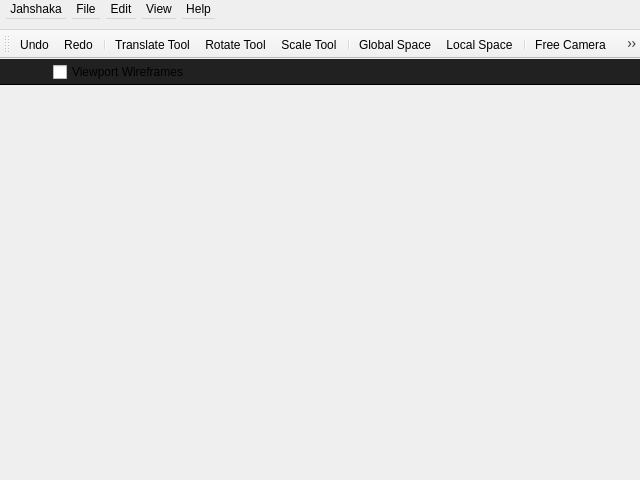
This is src/mainwindow.ui in jahshaka/Studio as Qt 5 draws it before an edit. The edited form follows.
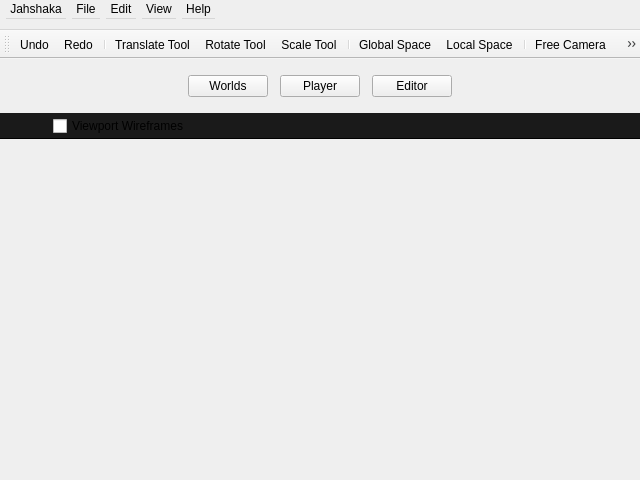
This is the edited form. Icons and pictures are not drawn.

Commit message: Initial start of refactor/implementation of and for global app header

The edit to the form file:
```diff
--- a/src/mainwindow.ui
+++ b/src/mainwindow.ui
@@ -21,7 +21,22 @@
    <double>1.000000000000000</double>
   </property>
   <property name="styleSheet">
-   <string notr="true">QTabWidget {
+   <string notr="true">#header {
+	background: #111;
+	border-bottom: 1px solid black;
+}
+
+#worlds_menu, #player_menu, #editor_menu {
+	font-size: 17px;
+	padding: 12px;
+	border-bottom-width: 4px;
+	border-bottom-style: solid;
+	border-color: #111;
+	border-radius: 0px;
+	background: transparent;
+}
+
+QTabWidget {
 
 }
 
@@ -522,6 +537,130 @@
     <property name="bottomMargin">
      <number>0</number>
     </property>
+    <property name="spacing">
+     <number>0</number>
+    </property>
+    <item row="0" column="0">
+     <widget class="QWidget" name="header" native="true">
+      <property name="sizePolicy">
+       <sizepolicy hsizetype="Preferred" vsizetype="Fixed">
+        <horstretch>0</horstretch>
+        <verstretch>0</verstretch>
+       </sizepolicy>
+      </property>
+      <property name="minimumSize">
+       <size>
+        <width>0</width>
+        <height>54</height>
+       </size>
+      </property>
+      <property name="maximumSize">
+       <size>
+        <width>16777215</width>
+        <height>16777215</height>
+       </size>
+      </property>
+      <property name="styleSheet">
+       <string notr="true"/>
+      </property>
+      <layout class="QHBoxLayout" name="horizontalLayout_2" stretch="0,0,0,0,0">
+       <property name="spacing">
+        <number>12</number>
+       </property>
+       <property name="leftMargin">
+        <number>0</number>
+       </property>
+       <property name="topMargin">
+        <number>0</number>
+       </property>
+       <property name="rightMargin">
+        <number>0</number>
+       </property>
+       <property name="bottomMargin">
+        <number>0</number>
+       </property>
+       <item>
+        <spacer name="horizontalSpacer_2">
+         <property name="orientation">
+          <enum>Qt::Horizontal</enum>
+         </property>
+         <property name="sizeHint" stdset="0">
+          <size>
+           <width>40</width>
+           <height>20</height>
+          </size>
+         </property>
+        </spacer>
+       </item>
+       <item>
+        <widget class="QPushButton" name="worlds_menu">
+         <property name="cursor">
+          <cursorShape>PointingHandCursor</cursorShape>
+         </property>
+         <property name="text">
+          <string>Worlds</string>
+         </property>
+        </widget>
+       </item>
+       <item>
+        <widget class="QPushButton" name="player_menu">
+         <property name="cursor">
+          <cursorShape>PointingHandCursor</cursorShape>
+         </property>
+         <property name="text">
+          <string>Player</string>
+         </property>
+        </widget>
+       </item>
+       <item>
+        <widget class="QPushButton" name="editor_menu">
+         <property name="cursor">
+          <cursorShape>PointingHandCursor</cursorShape>
+         </property>
+         <property name="text">
+          <string>Editor</string>
+         </property>
+        </widget>
+       </item>
+       <item>
+        <spacer name="horizontalSpacer_4">
+         <property name="orientation">
+          <enum>Qt::Horizontal</enum>
+         </property>
+         <property name="sizeHint" stdset="0">
+          <size>
+           <width>40</width>
+           <height>20</height>
+          </size>
+         </property>
+        </spacer>
+       </item>
+      </layout>
+     </widget>
+    </item>
+    <item row="1" column="0">
+     <widget class="QStackedWidget" name="stackedWidget">
+      <property name="currentIndex">
+       <number>1</number>
+      </property>
+      <widget class="QWidget" name="page"/>
+      <widget class="QWidget" name="page_2">
+       <layout class="QGridLayout" name="gridLayout_2">
+        <property name="leftMargin">
+         <number>0</number>
+        </property>
+        <property name="topMargin">
+         <number>0</number>
+        </property>
+        <property name="rightMargin">
+         <number>0</number>
+        </property>
+        <property name="bottomMargin">
+         <number>0</number>
+        </property>
+        <property name="spacing">
+         <number>0</number>
+        </property>
     <item row="0" column="0">
      <widget class="QWidget" name="backgroundscene" native="true">
       <layout class="QVBoxLayout" name="verticalLayout_2">
@@ -562,7 +701,7 @@
          </property>
          <property name="styleSheet">
           <string notr="true">#controlBar {
-	background: #212121;
+	background: #1A1A1A;
 	border-bottom: 1px solid black;
 }</string>
          </property>
@@ -625,20 +764,6 @@
             </property>
            </spacer>
           </item>
-          <item>
-           <widget class="QPushButton" name="homeBtn">
-            <property name="styleSheet">
-             <string notr="true">background: transparent; border: 0</string>
-            </property>
-            <property name="text">
-             <string/>
-            </property>
-            <property name="icon">
-             <iconset resource="../app/icons.qrc">
-              <normaloff>:/icons/home.svg</normaloff>:/icons/home.svg</iconset>
-            </property>
-           </widget>
-          </item>
           <item>
            <widget class="QPushButton" name="playSceneBtn">
             <property name="cursor">
@@ -673,19 +798,13 @@
          <property name="focusPolicy">
           <enum>Qt::ClickFocus</enum>
          </property>
-         <widget class="QTextBrowser" name="textBrowser">
-          <property name="geometry">
-           <rect>
-            <x>820</x>
-            <y>-20</y>
-            <width>256</width>
-            <height>192</height>
-           </rect>
-          </property>
-         </widget>
+            </widget>
+           </item>
+          </layout>
         </widget>
        </item>
       </layout>
+      </widget>
      </widget>
     </item>
    </layout>
```
Lines whose indentation alone changed are shown as unchanged. The commit also changes 1 other file.
